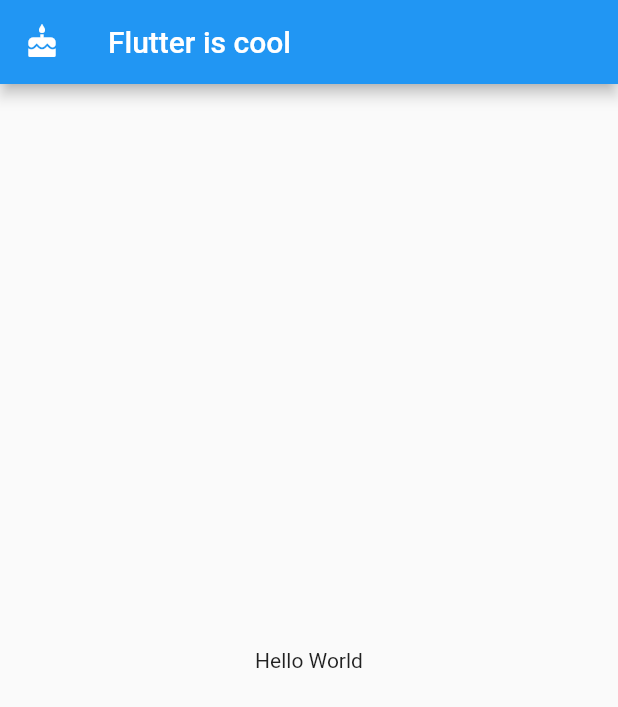
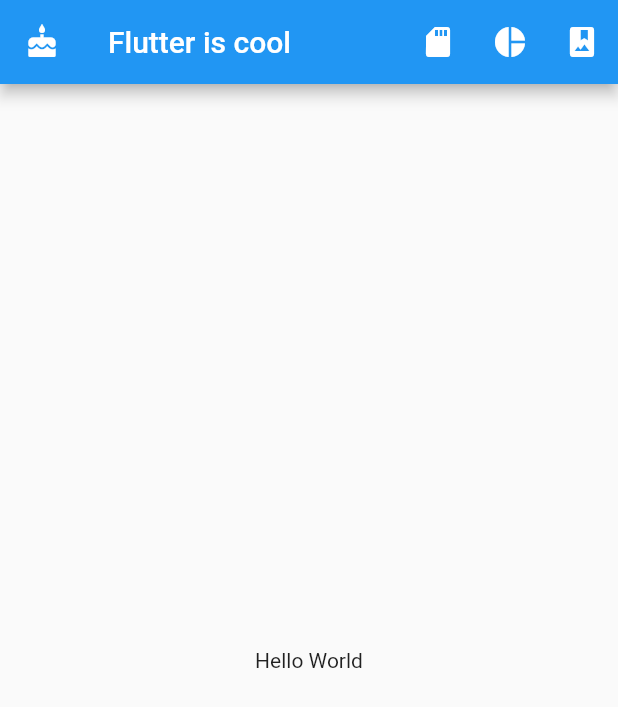
Before and after one commit to FLYINGKRIPTO/FlutterDemo, a Flutter app: the screen it shows after launch, on a phone screen of 412 x 824 dp. Shown: the top 707 px of the screen. Run offline on Flutter 3.47's test engine with Material 2 defaults, Android fonts, the phone set to English and light mode, and no system bars.

Commit message:
appbar icons tooltip , title

```diff
--- a/lib/main.dart
+++ b/lib/main.dart
@@ -13,7 +13,24 @@ class MyApp extends StatelessWidget {
           leading: new Icon(
             Icons.cake
           ),
+          actions: <Widget>[
+            new IconButton(
+                icon: new Icon(Icons.sd_card),
+                tooltip: "Hi ",
+                onPressed: () => {}
+                ),
+            new IconButton(icon: new Icon(Icons.pie_chart),
+                tooltip: "wow",
+                onPressed: () => {},
+                ),
+            new IconButton(icon: new Icon(Icons.photo_album),
+              tooltip: "Snap",
+              onPressed: () => {},
+            ),
+
+          ],
         ),
+
         body: new Center(
           child: new Text("Hello World"),
         ),
```
